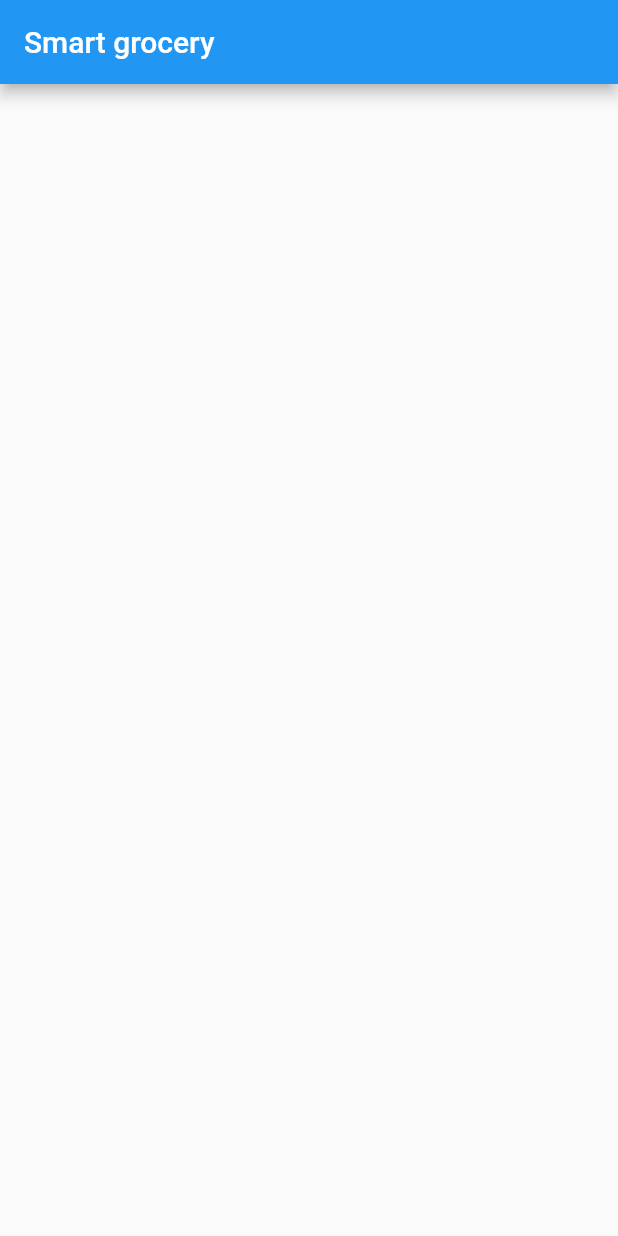
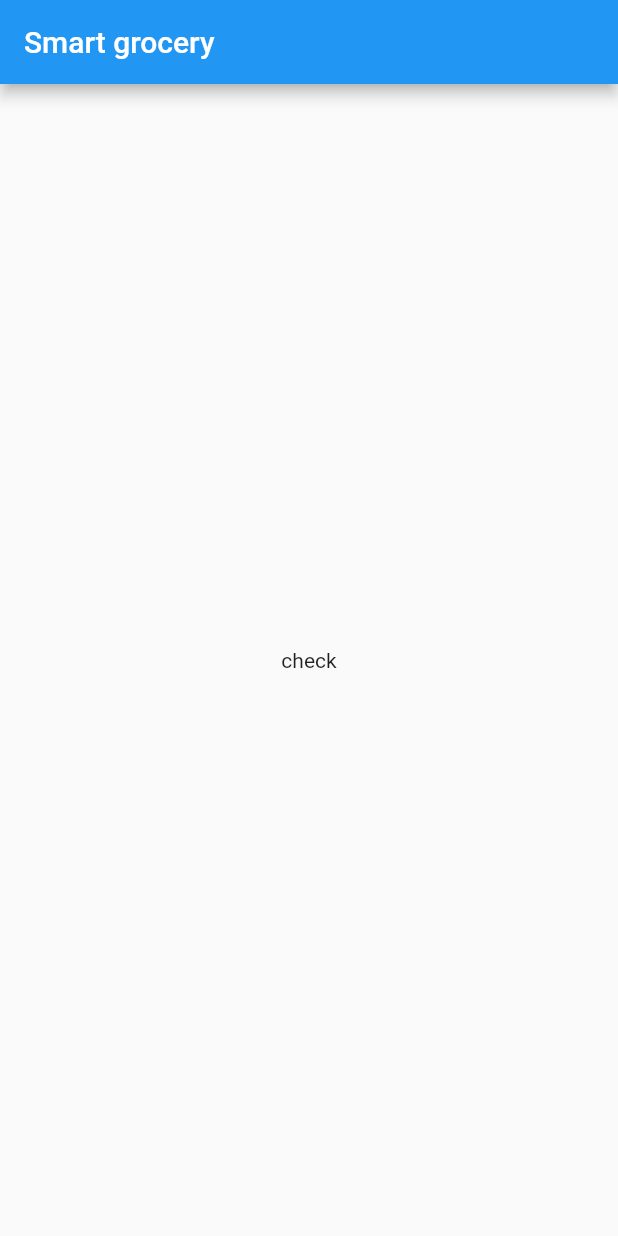
Before and after one commit to sajibnor/Smart_Grocery, a Flutter app: the screen it shows after launch, on a phone screen of 412 x 824 dp. Run offline on Flutter 3.47's test engine with Material 2 defaults, Android fonts, the phone set to English and light mode, and no system bars.

Commit message:
p.commit

```diff
--- a/lib/main.dart
+++ b/lib/main.dart
@@ -31,6 +31,8 @@ class _MyHomePageState extends State<MyHomePage> {
         appBar: AppBar(
           title: Text("Smart grocery"),
         ),
-        body: Center());
+        body: Center(
+          child: Text("check"),
+        ));
   }
 }
```
Also changed, not shown: pubspec.lock.
